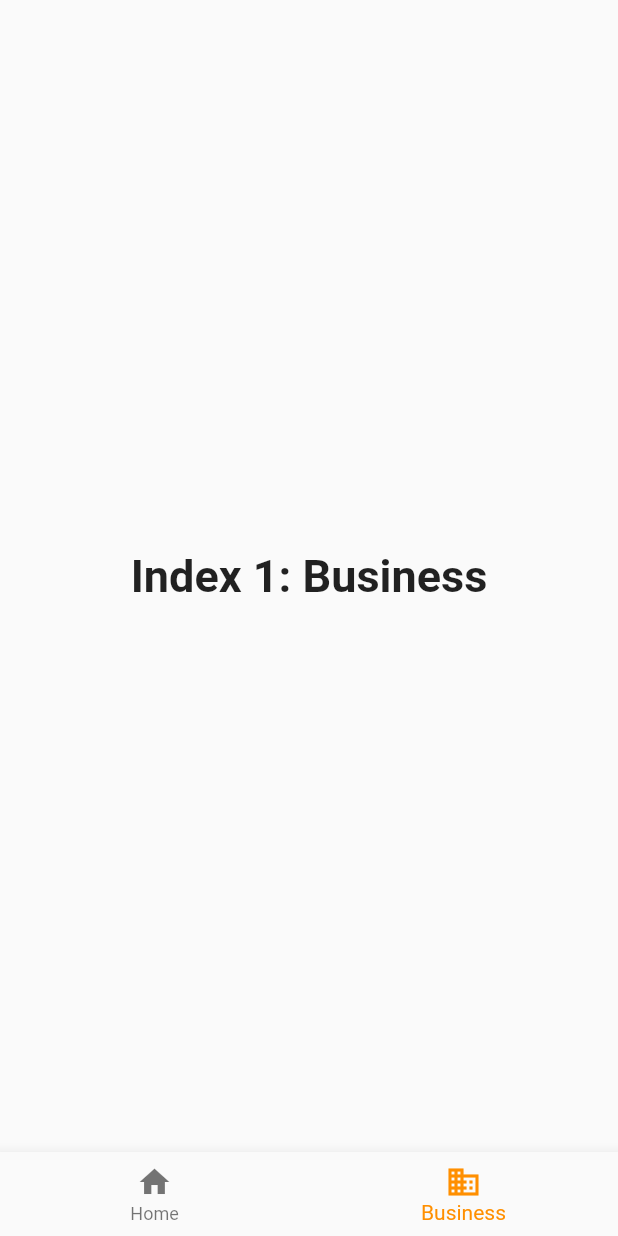
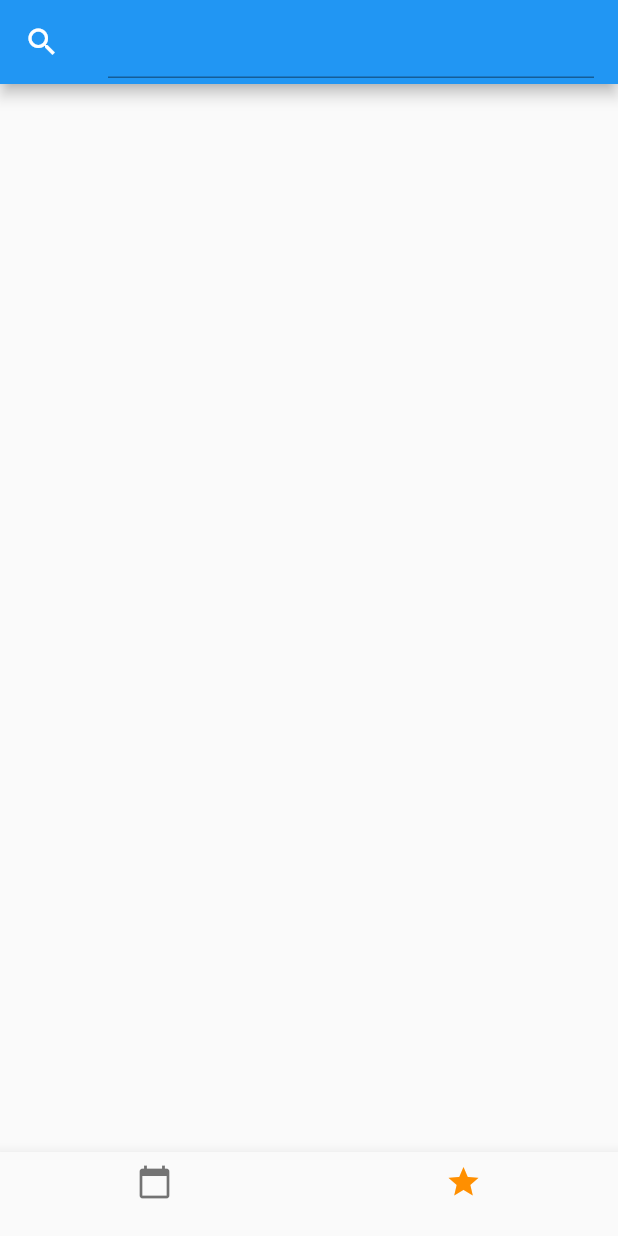
Before and after one commit to oroshazi/flutter-projects, a Flutter app: the screen it shows after launch, item 2 of the bottom bar chosen, on a phone screen of 412 x 824 dp. Run offline on Flutter 3.47's test engine with Material 2 defaults, Android fonts, the phone set to English and light mode, and no system bars; our stand-ins replace bloc, equatable, flutter_bloc, rxdart, table_calendar; missing offline and left inert: date_utils.

Commit message:
(nevnapp): Add FavoritesScreen skeleton

```diff
--- a/nevnapp/lib/screens/calendar.screen.dart
+++ b/nevnapp/lib/screens/calendar.screen.dart
@@ -129,7 +129,7 @@ class _CalendarScreen extends State<CalendarScreen> with TickerProviderStateMixi
       holidays: _visibleHolidays,
       initialCalendarFormat: CalendarFormat.month,
       formatAnimation: FormatAnimation.slide,
-      startingDayOfWeek: StartingDayOfWeek.sunday,
+      startingDayOfWeek: StartingDayOfWeek.monday,
       availableGestures: AvailableGestures.all,
       availableCalendarFormats: const {
         CalendarFormat.month: '',
@@ -137,7 +137,7 @@ class _CalendarScreen extends State<CalendarScreen> with TickerProviderStateMixi
       },
       calendarStyle: CalendarStyle(
         outsideDaysVisible: false,
-        weekendStyle: TextStyle().copyWith(color: Colors.blue[800]),
+        weekendStyle: TextStyle().copyWith(color: Colors.green),
         holidayStyle: TextStyle().copyWith(color: Colors.blue[800]),
       ),
       daysOfWeekStyle: DaysOfWeekStyle(
--- /dev/null
+++ b/nevnapp/lib/screens/favorites.screen.dart
@@ -0,0 +1,18 @@
+import 'package:flutter/material.dart';
+
+class FavoritesScreen extends StatefulWidget {
+  @override
+  _FavoriteScreenState createState() => _FavoriteScreenState();
+}
+
+class _FavoriteScreenState extends State<FavoritesScreen> {
+  @override
+  Widget build(BuildContext context) {
+    return Scaffold(
+      appBar: AppBar(
+        leading: Icon(Icons.search),
+        title: TextField(),
+      ),
+    );
+  }
+}
--- a/nevnapp/lib/widgets/bottom_navigation.widget.dart
+++ b/nevnapp/lib/widgets/bottom_navigation.widget.dart
@@ -1,5 +1,6 @@
 import 'package:flutter/material.dart';
 import 'package:nevnapp/screens/calendar.screen.dart';
+import 'package:nevnapp/screens/favorites.screen.dart';
 
 class BottomNavigation extends StatefulWidget {
   @override
@@ -14,10 +15,7 @@ class _BottomNaviagtionState extends State<BottomNavigation> {
       TextStyle(fontSize: 30, fontWeight: FontWeight.bold);
   static List<Widget> _widgetOptions = <Widget>[
     CalendarScreen(),
-    Text(
-      'Index 1: Business',
-      style: optionStyle,
-    ),
+    FavoritesScreen(),
     Text(
       'Index 2: School',
       style: optionStyle,
@@ -39,12 +37,12 @@ class _BottomNaviagtionState extends State<BottomNavigation> {
       bottomNavigationBar: BottomNavigationBar(
         items: const <BottomNavigationBarItem>[
           BottomNavigationBarItem(
-            icon: Icon(Icons.home),
-            title: Text('Home'),
+            icon: Icon(Icons.calendar_today),
+            title: Text(''),
           ),
           BottomNavigationBarItem(
-            icon: Icon(Icons.business),
-            title: Text('Business'),
+            icon: Icon(Icons.star),
+            title: Text(''),
           ),
         ],
         currentIndex: _selectedIndex,
```
